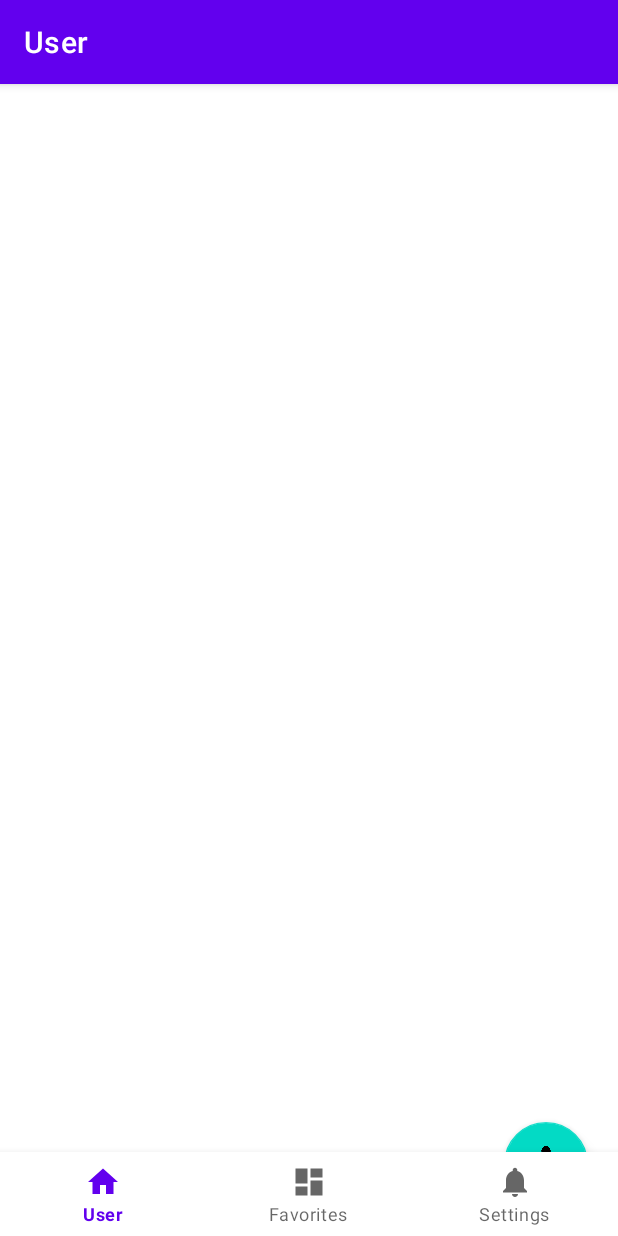
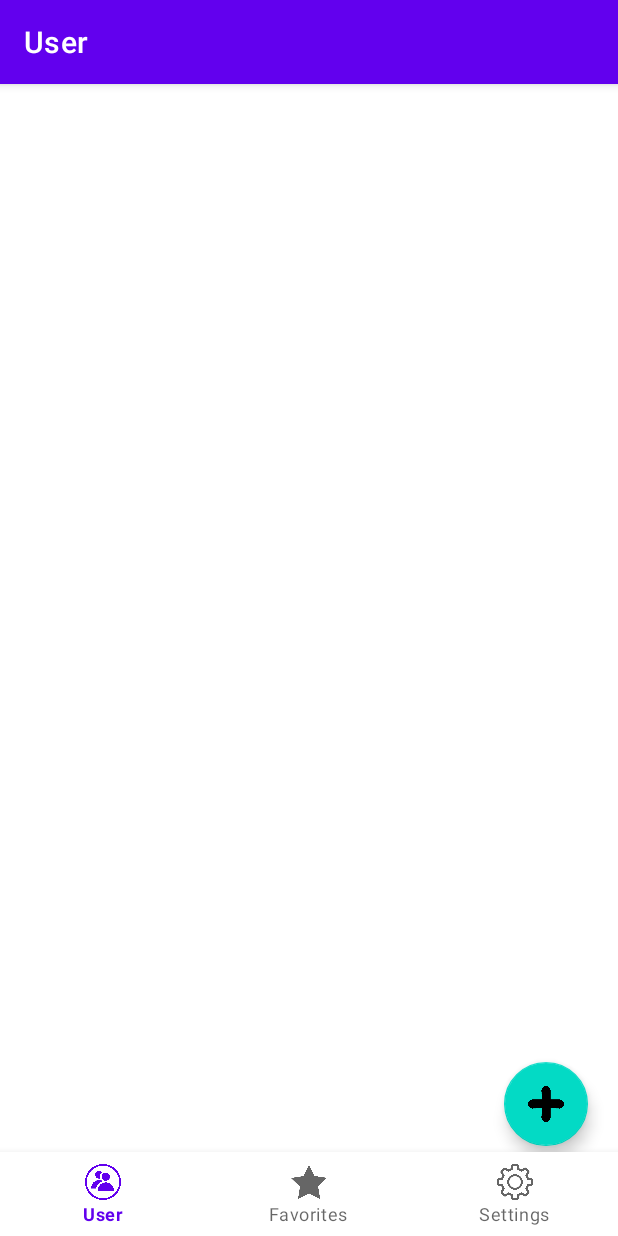
Before and after one commit to ANI2006/LineAge, an Android app: the screen it shows after launch (MainActivity), on a phone screen of 412 x 824 dp. Run offline under Robolectric (Android 15) with nearby library versions, the phone set to English and light mode, and no system bars; our stand-ins replace Room's generated code, navigation-ui.

Commit message:
Fragment is done

```diff
--- a/app/src/main/AndroidManifest.xml
+++ b/app/src/main/AndroidManifest.xml
@@ -21,6 +21,8 @@
                 <category android:name="android.intent.category.LAUNCHER" />
             </intent-filter>
         </activity>
+        <activity android:name=".ui.user.AddUserActivity"></activity>
+
     </application>
 
 </manifest>
--- a/app/src/main/res/layout/fragment_user.xml
+++ b/app/src/main/res/layout/fragment_user.xml
@@ -21,10 +21,12 @@
         android:layout_alignParentBottom="true"
         android:layout_marginStart="20dp"
         android:layout_marginTop="20dp"
+
         android:layout_marginEnd="20dp"
-        android:layout_marginBottom="20dp"
+        android:layout_marginBottom="60dp"
         android:src="@drawable/plus"
-        app:fabSize="normal" />
+        app:fabSize="normal"
+        app:layout_constraintBottom_toTopOf="@id/projectRecyclerView" />
 
 
 </RelativeLayout>
--- a/app/src/main/res/menu/bottom_nav_menu.xml
+++ b/app/src/main/res/menu/bottom_nav_menu.xml
@@ -3,17 +3,17 @@
 
     <item
         android:id="@+id/navigation_user"
-        android:icon="@drawable/ic_home_black_24dp"
+        android:icon="@drawable/users"
         android:title="@string/title_user" />
 
     <item
         android:id="@+id/navigation_favorites"
-        android:icon="@drawable/ic_dashboard_black_24dp"
+        android:icon="@drawable/star"
         android:title="@string/title_favorites" />
 
     <item
         android:id="@+id/navigation_settings"
-        android:icon="@drawable/ic_notifications_black_24dp"
+        android:icon="@drawable/settings"
         android:title="@string/title_settings" />
 
 </menu>
```
Also changed, not shown: app/src/main/res/drawable/settings.png (added), app/src/main/res/drawable/star.png (added), app/src/main/res/drawable/users.png (added).
